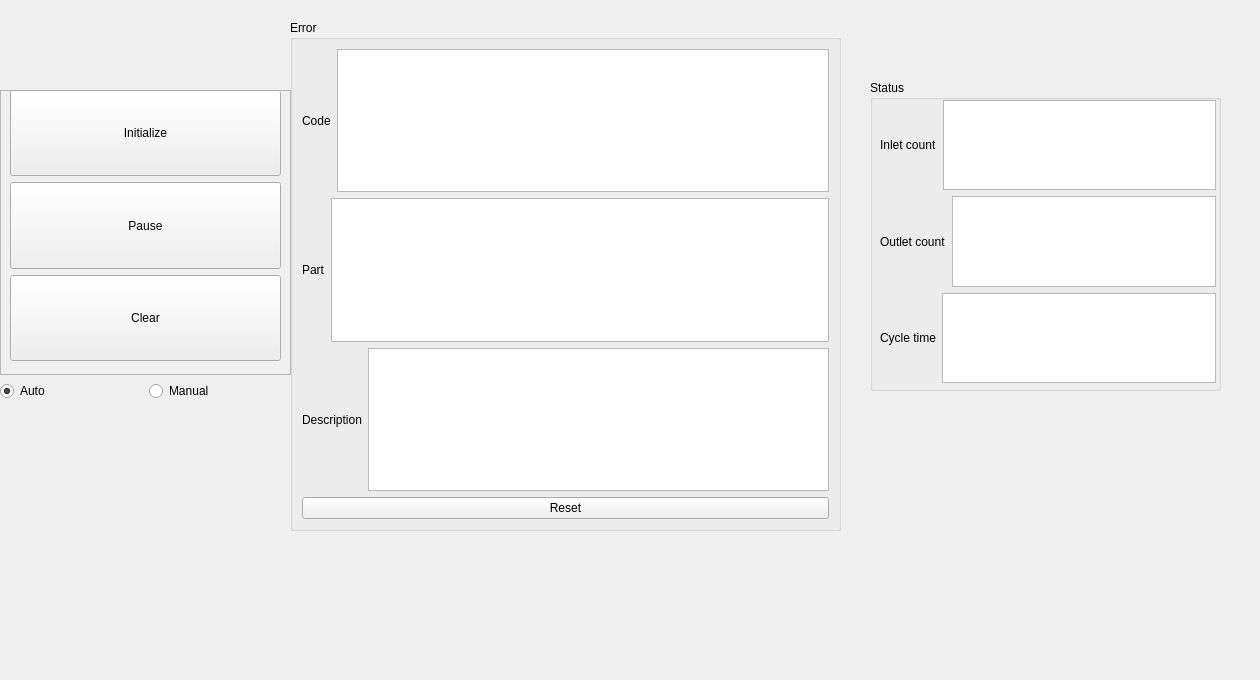
Qt form bank-view/frontcontrolpanel.ui (smandyscom/front-base-widget) before a commit.
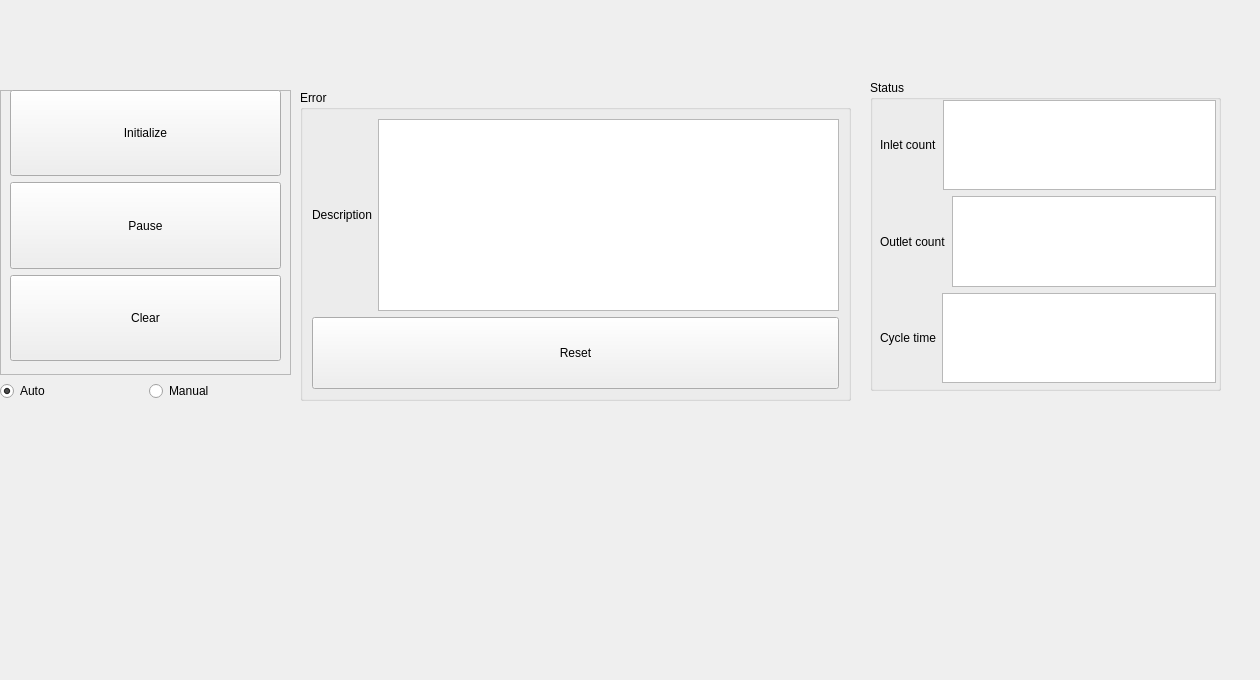
The same form after that commit.

Commit message: error translated

```diff
--- a/bank-view/frontcontrolpanel.ui
+++ b/bank-view/frontcontrolpanel.ui
@@ -16,10 +16,10 @@
   <widget class="QGroupBox" name="groupBox">
    <property name="geometry">
     <rect>
-     <x>290</x>
-     <y>20</y>
+     <x>300</x>
+     <y>90</y>
      <width>551</width>
-     <height>511</height>
+     <height>311</height>
     </rect>
    </property>
    <property name="title">
@@ -28,34 +28,6 @@
    <layout class="QVBoxLayout" name="verticalLayout_2">
     <item>
      <layout class="QVBoxLayout" name="verticalLayout">
-      <item>
-       <layout class="QHBoxLayout" name="horizontalLayoutCode">
-        <item>
-         <widget class="QLabel" name="label_2">
-          <property name="text">
-           <string>Code</string>
-          </property>
-         </widget>
-        </item>
-        <item>
-         <widget class="QTextBrowser" name="textBrowserErrorCode"/>
-        </item>
-       </layout>
-      </item>
-      <item>
-       <layout class="QHBoxLayout" name="horizontalLayoutPart">
-        <item>
-         <widget class="QLabel" name="label_3">
-          <property name="text">
-           <string>Part</string>
-          </property>
-         </widget>
-        </item>
-        <item>
-         <widget class="QTextBrowser" name="textBrowserErrorPart"/>
-        </item>
-       </layout>
-      </item>
       <item>
        <layout class="QHBoxLayout" name="horizontalLayoutDescription">
         <item>
@@ -99,7 +71,7 @@
    <property name="title">
     <string>Status</string>
    </property>
-   <widget class="QWidget" name="">
+   <widget class="QWidget" name="layoutWidget">
     <property name="geometry">
      <rect>
       <x>10</x>
@@ -154,7 +126,7 @@
     </layout>
    </widget>
   </widget>
-  <widget class="QWidget" name="">
+  <widget class="QWidget" name="layoutWidget">
    <property name="geometry">
     <rect>
      <x>0</x>
```
The commit also changes 26 other files.
